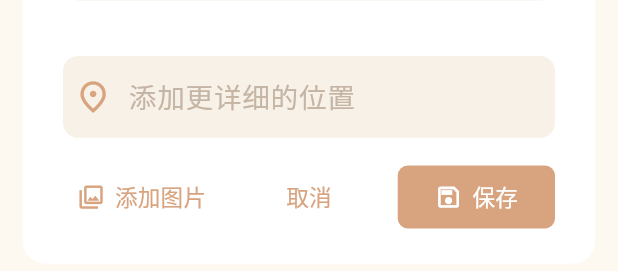
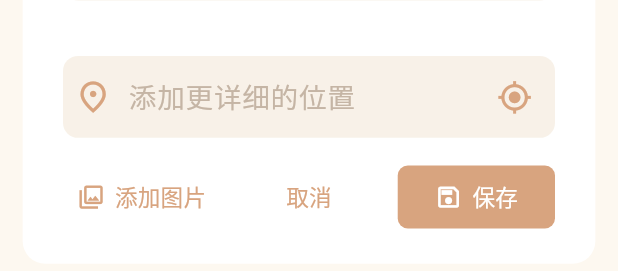
Before and after one commit to WildFlowerRed/TallyJie, a Flutter app: the _DiaryEditDialog widget shown alone on an empty page, opened directly with empty values, on a phone screen of 412 x 824 dp. Shown: the part 724-995 px from the top of the screen. Run offline on Flutter 3.47's test engine with Material 3 defaults, Android fonts, the light colour scheme and no system bars; our stand-ins replace flutter_riverpod, geocoding, geolocator, go_router, image_picker, shared_preferences and 1 more; missing offline and left inert: file_selector; accounts and stored records are empty.

Commit message:
新增编辑日记页面定位功能

```diff
--- a/lib/features/diary/presentation/pages/diary_page.dart
+++ b/lib/features/diary/presentation/pages/diary_page.dart
@@ -265,8 +265,11 @@ class _DiaryPageState extends ConsumerState<DiaryPage> {
     final updated = await showDialog<_DiaryEditResult>(
       context: context,
       barrierColor: Colors.black.withValues(alpha: 0.18),
-      builder: (context) =>
-          _DiaryEditDialog(entry: entry, pickImage: _pickOneImage),
+      builder: (context) => _DiaryEditDialog(
+        entry: entry,
+        pickImage: _pickOneImage,
+        resolveCurrentLocation: _resolveCurrentLocation,
+      ),
     );
     if (updated == null) return null;
     final saved = await LocalDataApi.instance.saveDiaryEntry(
@@ -725,8 +728,13 @@ class _DiaryPageState extends ConsumerState<DiaryPage> {
 class _DiaryEditDialog extends StatefulWidget {
   final DiaryEntryDto entry;
   final Future<String?> Function() pickImage;
-
-  const _DiaryEditDialog({required this.entry, required this.pickImage});
+  final Future<String?> Function() resolveCurrentLocation;
+
+  const _DiaryEditDialog({
+    required this.entry,
+    required this.pickImage,
+    required this.resolveCurrentLocation,
+  });
 
   @override
   State<_DiaryEditDialog> createState() => _DiaryEditDialogState();
@@ -738,6 +746,7 @@ class _DiaryEditDialogState extends State<_DiaryEditDialog> {
   late final FocusNode _contentFocusNode;
   late final FocusNode _locationFocusNode;
   late final List<String> _draftImages;
+  bool _locating = false;
 
   @override
   void initState() {
@@ -772,6 +781,19 @@ class _DiaryEditDialogState extends State<_DiaryEditDialog> {
     final image = await widget.pickImage();
     if (image == null || !mounted) return;
     setState(() => _draftImages.add(image));
+  }
+
+  Future<void> _resolveLocation() async {
+    if (_locating) return;
+    FocusManager.instance.primaryFocus?.unfocus();
+    setState(() => _locating = true);
+    try {
+      final location = await widget.resolveCurrentLocation();
+      if (!mounted || location == null) return;
+      setState(() => _locationController.text = location);
+    } finally {
+      if (mounted) setState(() => _locating = false);
+    }
   }
 
   void _save() {
@@ -831,6 +853,27 @@ class _DiaryEditDialogState extends State<_DiaryEditDialog> {
                     Icons.place_outlined,
                     color: AppColors.navSelected,
                     size: 30,
+                  ),
+                  suffixIcon: Padding(
+                    padding: const EdgeInsets.only(right: 8),
+                    child: IconButton(
+                      tooltip: '获取当前位置',
+                      onPressed: _locating ? null : _resolveLocation,
+                      icon: _locating
+                          ? SizedBox(
+                              width: 22,
+                              height: 22,
+                              child: CircularProgressIndicator(
+                                strokeWidth: 2,
+                                color: AppColors.navSelected,
+                              ),
+                            )
+                          : Icon(
+                              Icons.my_location_outlined,
+                              color: AppColors.navSelected,
+                              size: 28,
+                            ),
+                    ),
                   ),
                   hintText: '添加更详细的位置',
                   hintStyle: TextStyle(color: AppColors.textHint, fontSize: 22),
```
